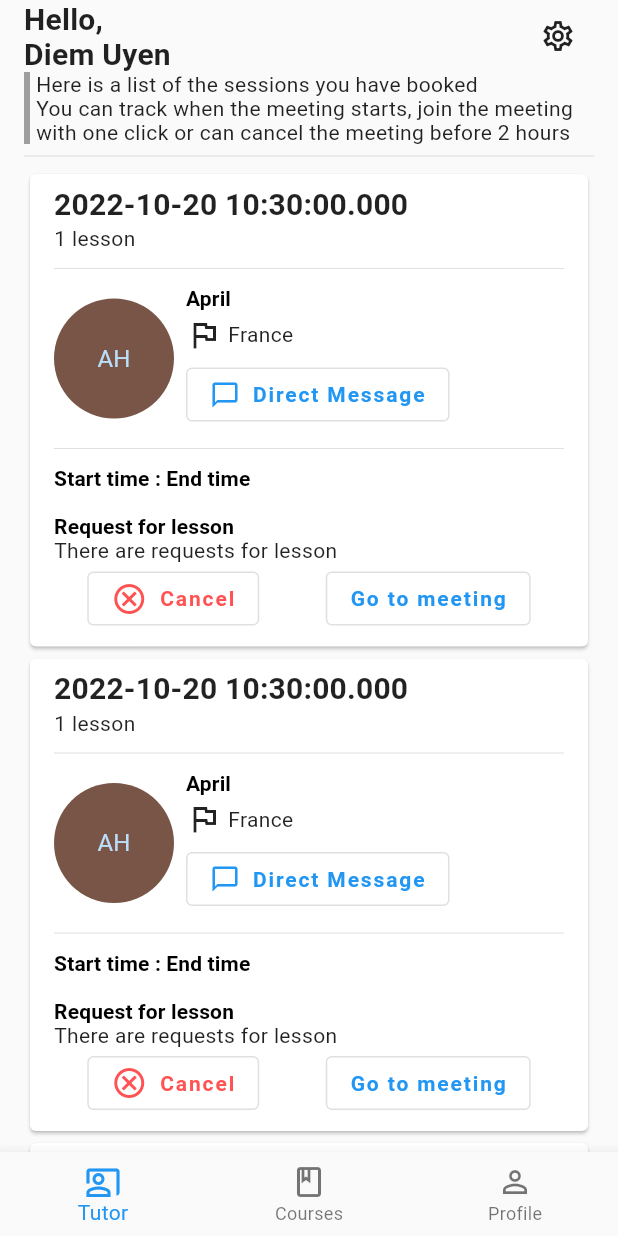
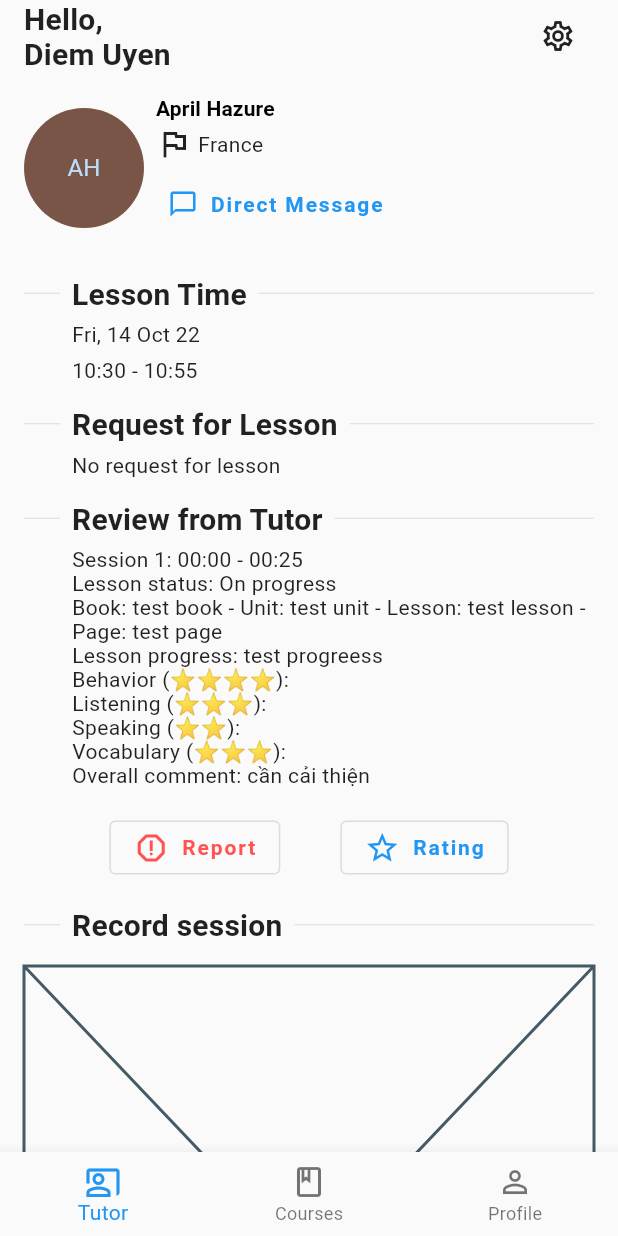
Before and after one commit to DiemUyen/CSC13118_LetTutor, a Flutter app: the screen it shows after launch, on a phone screen of 412 x 824 dp. Run offline on Flutter 3.47's test engine with Material 2 defaults, Android fonts, the phone set to English and light mode, and no system bars; our stand-ins replace flutter_rating_bar; missing offline and left inert: flutter_rounded_date_picker.

Commit message:
Draft History page

```diff
--- a/let_tutor/lib/main.dart
+++ b/let_tutor/lib/main.dart
@@ -1,4 +1,6 @@
 import 'package:flutter/material.dart';
+import 'package:let_tutor/routes/profile/history_detail.dart';
+import 'package:let_tutor/routes/profile/history_page.dart';
 import 'package:let_tutor/routes/profile/profile_home_page.dart';
 import 'package:let_tutor/routes/profile/schedule_page.dart';
 import 'package:let_tutor/theme/custom_theme.dart';
@@ -28,7 +30,7 @@ class MyApp extends StatelessWidget {
                   TransparentAppBar(),
                   Padding(
                     padding: EdgeInsets.symmetric(horizontal: 16.0),
-                    child: SchedulePage(),
+                    child: HistoryDetail(),
                   )
                 ],
               ),
--- /dev/null
+++ b/let_tutor/lib/routes/profile/history_detail.dart
@@ -0,0 +1,136 @@
+import 'package:flutter/material.dart';
+
+class HistoryDetail extends StatefulWidget {
+  const HistoryDetail({Key? key}) : super(key: key);
+
+  @override
+  State<HistoryDetail> createState() => _HistoryDetailState();
+}
+
+class _HistoryDetailState extends State<HistoryDetail> {
+
+    Widget inforTutor(BuildContext context, String tutorName, IconData flag, String nationality) {
+    return Row(
+      children: [
+        const CircleAvatar(
+          backgroundColor: Colors.brown,
+          radius: 40,
+          child: Text('AH'),
+        ),
+        Padding(
+          padding: const EdgeInsets.symmetric(horizontal: 8),
+          child: Column(
+            crossAxisAlignment: CrossAxisAlignment.start,
+            children: [
+              Text(tutorName, style: Theme
+                  .of(context)
+                  .textTheme
+                  .subtitle2,),
+              const SizedBox(height: 4,),
+              Row(
+                children: [
+                  Icon(flag),
+                  const SizedBox(width: 4,),
+                  Text(nationality)
+                ],
+              ),
+              const SizedBox(height: 4,),
+              TextButton.icon(
+                icon: const Icon(Icons.chat_bubble_outline, size: 20,),
+                label: const Text('Direct Message'),
+                onPressed: () {},
+              )
+            ],
+          ),
+        )
+      ],
+    );
+  }
+
+  Widget header(BuildContext context, String header) {
+    return Row(
+      children: [
+        const SizedBox(width: 24, child: Divider(),),
+        const SizedBox(width: 8,),
+        Text(header, style: Theme.of(context).textTheme.headline6,),
+        const SizedBox(width: 8,),
+        const Expanded(child: Divider())
+      ],
+    );
+  }
+
+  Widget description(BuildContext context, String content) {
+      return Padding(
+        padding: const EdgeInsets.only(left: 32, top: 8),
+        child: Align(
+            alignment: Alignment.topLeft,
+            child: Text(content, textAlign: TextAlign.left,)
+        ),
+      );
+  }
+
+  @override
+  Widget build(BuildContext context) {
+    return Padding(
+      padding: const EdgeInsets.symmetric(vertical: 16.0),
+      child: Column(
+        children: [
+          // Tutor taught this lesson
+          inforTutor(context, 'April Hazure', Icons.flag_outlined, 'France'),
+          SizedBox(height: 24,),
+
+          // Time
+          header(context, 'Lesson Time'),
+          description(context, 'Fri, 14 Oct 22'),
+          description(context, '10:30 - 10:55'),
+          SizedBox(height: 16,),
+
+          // Request for lesson
+          header(context, 'Request for Lesson'),
+          description(context, 'No request for lesson'),
+          SizedBox(height: 16,),
+
+          // Review from tutor
+          header(context, 'Review from Tutor'),
+          description(
+              context,
+              '''Session 1: 00:00 - 00:25
+Lesson status: On progress
+Book: test book - Unit: test unit - Lesson: test lesson - Page: test page
+Lesson progress: test progreess
+Behavior (⭐⭐⭐⭐):
+Listening (⭐⭐⭐):
+Speaking (⭐⭐):
+Vocabulary (⭐⭐⭐):
+Overall comment: cần cải thiện
+              '''
+          ),
+
+          // Interact
+          Row(
+            mainAxisAlignment: MainAxisAlignment.center,
+            children: [
+              OutlinedButton.icon(
+                icon: Icon(Icons.report_gmailerrorred_outlined, color: Colors.redAccent,),
+                label: Text('Report', style: TextStyle(color: Colors.redAccent),),
+                onPressed: () { },
+              ),
+              SizedBox(width: 40,),
+              OutlinedButton.icon(
+                icon: Icon(Icons.star_outline),
+                label: Text('Rating'),
+                onPressed: () { },
+              ),
+            ],
+          ),
+          SizedBox(height: 16,),
+
+          // Record if have
+          header(context, 'Record session'),
+          SizedBox(height: 16,),
+          Placeholder()
+        ],
+      ),
+    );
+  }
+}
--- a/let_tutor/lib/widgets/schedule_card.dart
+++ b/let_tutor/lib/widgets/schedule_card.dart
@@ -34,7 +34,7 @@ class _ScheduleCardState extends State<ScheduleCard> {
                 ],
               ),
               const SizedBox(height: 4,),
-              OutlinedButton.icon(
+              TextButton.icon(
                 icon: const Icon(Icons.chat_bubble_outline, size: 20,),
                 label: const Text('Direct Message'),
                 onPressed: () { },
```
Also changed, not shown: let_tutor/lib/routes/profile/history_page.dart (added, +43 -0 lines), let_tutor/lib/widgets/history_card.dart (added, +36 -0 lines).
